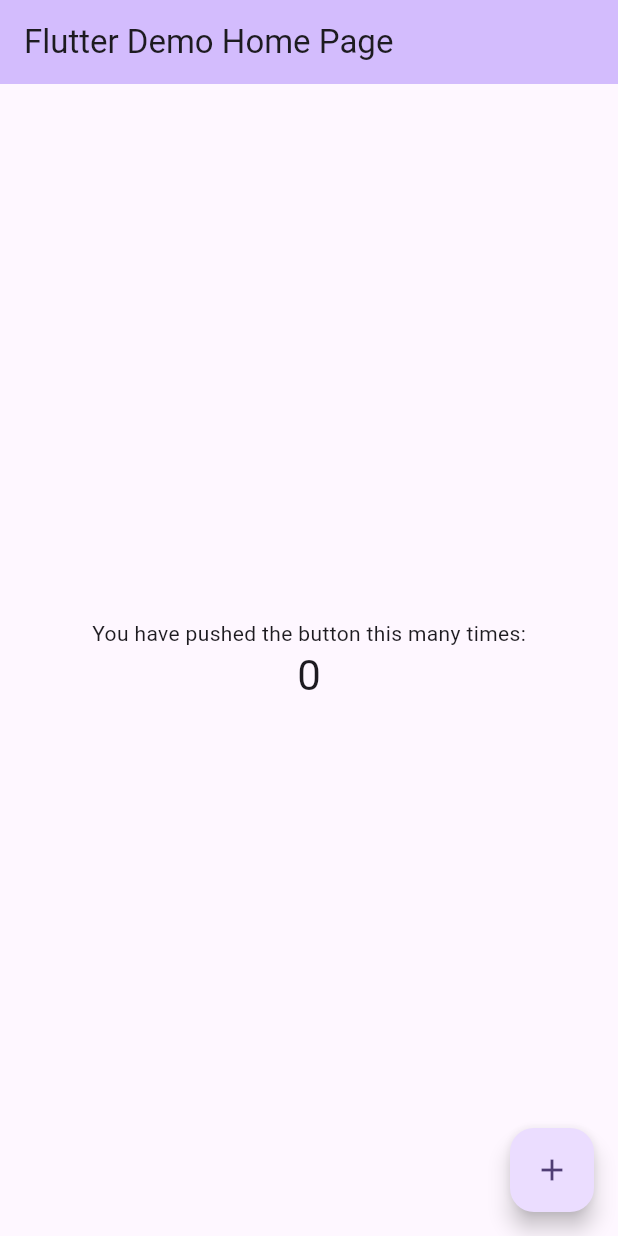
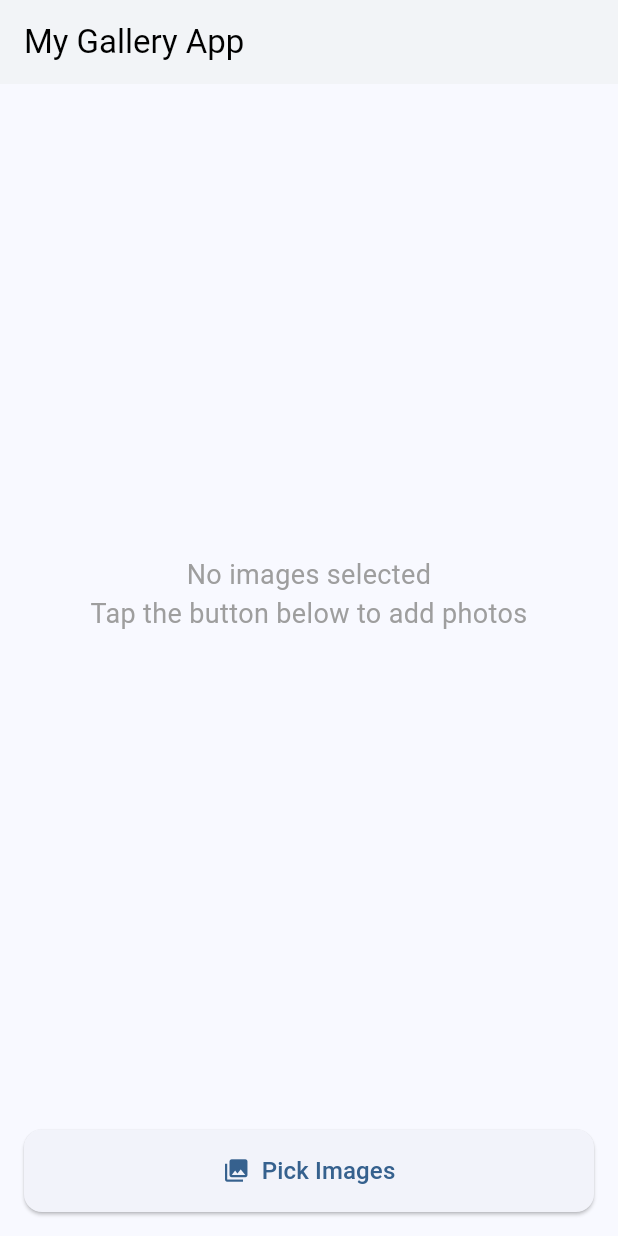
Before and after one commit to OmarAmeer96/Sprints-Media-Access-Task, a Flutter app: the screen it shows after launch, on a phone screen of 412 x 824 dp. Run offline on Flutter 3.47's test engine with Material 3 defaults, Android fonts, the phone set to English and light mode, and no system bars; our stand-ins replace image_picker.

Commit message:
Finish App

```diff
--- /dev/null
+++ b/lib/gallery_screen.dart
@@ -0,0 +1,106 @@
+import 'dart:io';
+
+import 'package:flutter/material.dart';
+import 'package:image_picker/image_picker.dart';
+
+class GalleryScreen extends StatefulWidget {
+  const GalleryScreen({super.key});
+
+  @override
+  State<GalleryScreen> createState() => _GalleryScreenState();
+}
+
+class _GalleryScreenState extends State<GalleryScreen> {
+  final List<File> _images = [];
+  final ImagePicker _picker = ImagePicker();
+
+  Future<void> _pickImages() async {
+    try {
+      final List<XFile>? pickedFiles = await _picker.pickMultiImage(
+        imageQuality: 85,
+        maxWidth: 1000,
+        maxHeight: 1000,
+      );
+
+      if (pickedFiles != null) {
+        setState(() {
+          _images.addAll(pickedFiles.map((file) => File(file.path)));
+        });
+      }
+    } catch (e) {
+      ScaffoldMessenger.of(context).showSnackBar(
+        SnackBar(content: Text('Error picking images: ${e.toString()}')),
+      );
+    }
+  }
+
+  @override
+  Widget build(BuildContext context) {
+    return Scaffold(
+      appBar: AppBar(
+        title: const Text('My Gallery App'),
+        elevation: 2,
+      ),
+      body: Column(
+        children: [
+          Expanded(
+            child: _images.isEmpty
+                ? const Center(
+                    child: Text(
+                      'No images selected\nTap the button below to add photos',
+                      textAlign: TextAlign.center,
+                      style: TextStyle(
+                        fontSize: 18,
+                        color: Colors.grey,
+                      ),
+                    ),
+                  )
+                : GridView.builder(
+                    padding: const EdgeInsets.all(12),
+                    gridDelegate:
+                        const SliverGridDelegateWithFixedCrossAxisCount(
+                      crossAxisCount: 3,
+                      crossAxisSpacing: 8,
+                      mainAxisSpacing: 8,
+                    ),
+                    itemCount: _images.length,
+                    itemBuilder: (context, index) {
+                      return ClipRRect(
+                        borderRadius: BorderRadius.circular(12),
+                        child: Image.file(
+                          _images[index],
+                          fit: BoxFit.cover,
+                          cacheHeight: 200,
+                          cacheWidth: 200,
+                        ),
+                      );
+                    },
+                  ),
+          ),
+          SafeArea(
+            child: Padding(
+              padding: const EdgeInsets.all(16.0),
+              child: SizedBox(
+                width: double.infinity,
+                child: ElevatedButton.icon(
+                  icon: const Icon(Icons.photo_library),
+                  label: const Text(
+                    'Pick Images',
+                    style: TextStyle(fontSize: 16),
+                  ),
+                  onPressed: _pickImages,
+                  style: ElevatedButton.styleFrom(
+                    padding: const EdgeInsets.symmetric(vertical: 16),
+                    shape: RoundedRectangleBorder(
+                      borderRadius: BorderRadius.circular(12),
+                    ),
+                  ),
+                ),
+              ),
+            ),
+          ),
+        ],
+      ),
+    );
+  }
+}
--- a/lib/main.dart
+++ b/lib/main.dart
@@ -1,4 +1,5 @@
 import 'package:flutter/material.dart';
+import 'package:sprints_media_task/gallery_screen.dart';
 
 void main() {
   runApp(const MyApp());
@@ -7,119 +8,20 @@
 class MyApp extends StatelessWidget {
   const MyApp({super.key});
 
-  // This widget is the root of your application.
   @override
   Widget build(BuildContext context) {
     return MaterialApp(
-      title: 'Flutter Demo',
+      debugShowCheckedModeBanner: false,
+      title: 'My Gallery App',
       theme: ThemeData(
-        // This is the theme of your application.
-        //
-        // TRY THIS: Try running your application with "flutter run". You'll see
-        // the application has a purple toolbar. Then, without quitting the app,
-        // try changing the seedColor in the colorScheme below to Colors.green
-        // and then invoke "hot reload" (save your changes or press the "hot
-        // reload" button in a Flutter-supported IDE, or press "r" if you used
-        // the command line to start the app).
-        //
-        // Notice that the counter didn't reset back to zero; the application
-        // state is not lost during the reload. To reset the state, use hot
-        // restart instead.
-        //
-        // This works for code too, not just values: Most code changes can be
-        // tested with just a hot reload.
-        colorScheme: ColorScheme.fromSeed(seedColor: Colors.deepPurple),
         useMaterial3: true,
+        colorSchemeSeed: Colors.blue,
+        appBarTheme: const AppBarTheme(
+          backgroundColor: Colors.white,
+          foregroundColor: Colors.black,
+        ),
       ),
-      home: const MyHomePage(title: 'Flutter Demo Home Page'),
+      home: const GalleryScreen(),
     );
   }
 }
-
-class MyHomePage extends StatefulWidget {
-  const MyHomePage({super.key, required this.title});
-
-  // This widget is the home page of your application. It is stateful, meaning
-  // that it has a State object (defined below) that contains fields that affect
-  // how it looks.
-
-  // This class is the configuration for the state. It holds the values (in this
-  // case the title) provided by the parent (in this case the App widget) and
-  // used by the build method of the State. Fields in a Widget subclass are
-  // always marked "final".
-
-  final String title;
-
-  @override
-  State<MyHomePage> createState() => _MyHomePageState();
-}
-
-class _MyHomePageState extends State<MyHomePage> {
-  int _counter = 0;
-
-  void _incrementCounter() {
-    setState(() {
-      // This call to setState tells the Flutter framework that something has
-      // changed in this State, which causes it to rerun the build method below
-      // so that the display can reflect the updated values. If we changed
-      // _counter without calling setState(), then the build method would not be
-      // called again, and so nothing would appear to happen.
-      _counter++;
-    });
-  }
-
-  @override
-  Widget build(BuildContext context) {
-    // This method is rerun every time setState is called, for instance as done
-    // by the _incrementCounter method above.
-    //
-    // The Flutter framework has been optimized to make rerunning build methods
-    // fast, so that you can just rebuild anything that needs updating rather
-    // than having to individually change instances of widgets.
-    return Scaffold(
-      appBar: AppBar(
-        // TRY THIS: Try changing the color here to a specific color (to
-        // Colors.amber, perhaps?) and trigger a hot reload to see the AppBar
-        // change color while the other colors stay the same.
-        backgroundColor: Theme.of(context).colorScheme.inversePrimary,
-        // Here we take the value from the MyHomePage object that was created by
-        // the App.build method, and use it to set our appbar title.
-        title: Text(widget.title),
-      ),
-      body: Center(
-        // Center is a layout widget. It takes a single child and positions it
-        // in the middle of the parent.
-        child: Column(
-          // Column is also a layout widget. It takes a list of children and
-          // arranges them vertically. By default, it sizes itself to fit its
-          // children horizontally, and tries to be as tall as its parent.
-          //
-          // Column has various properties to control how it sizes itself and
-          // how it positions its children. Here we use mainAxisAlignment to
-          // center the children vertically; the main axis here is the vertical
-          // axis because Columns are vertical (the cross axis would be
-          // horizontal).
-          //
-          // TRY THIS: Invoke "debug painting" (choose the "Toggle Debug Paint"
-          // action in the IDE, or press "p" in the console), to see the
-          // wireframe for each widget.
-          mainAxisAlignment: MainAxisAlignment.center,
-          children: <Widget>[
-            const Text(
-              'You have pushed the button this many times:',
-            ),
-            Text(
-              '$_counter',
-              style: Theme.of(context).textTheme.headlineMedium,
-            ),
-          ],
-        ),
-      ),
-      floatingActionButton: FloatingActionButton(
-        onPressed: _incrementCounter,
-        tooltip: 'Increment',
-        child: const Icon(Icons.add),
-      ), // This trailing comma makes auto-formatting nicer for build methods.
-    );
-  }
-}
--- a/pubspec.yaml
+++ b/pubspec.yaml
@@ -30,6 +30,9 @@ environment:
 dependencies:
   flutter:
     sdk: flutter
+  multi_image_picker_view: ^2.0.1
+  image_picker: ^1.1.2
+  permission_handler: ^11.3.1
 
   # The following adds the Cupertino Icons font to your application.
   # Use with the CupertinoIcons class for iOS style icons.
```
Also changed, not shown: pubspec.lock, 8 other files.
